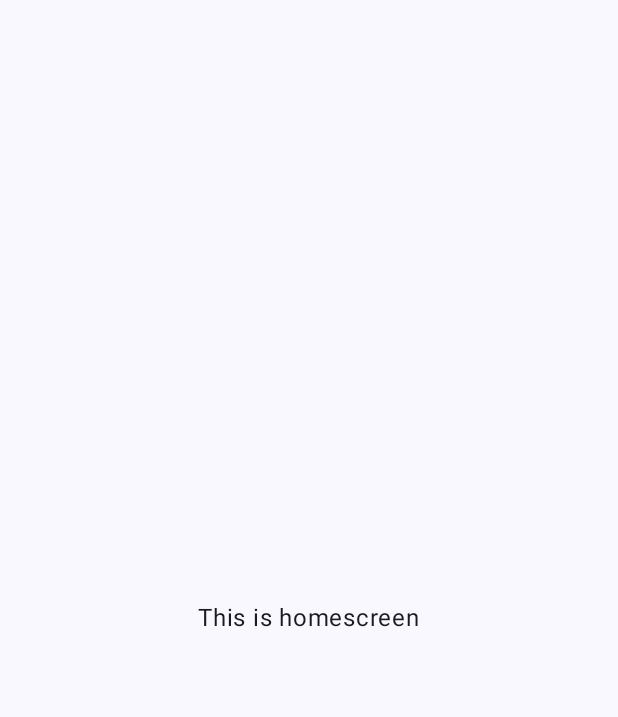
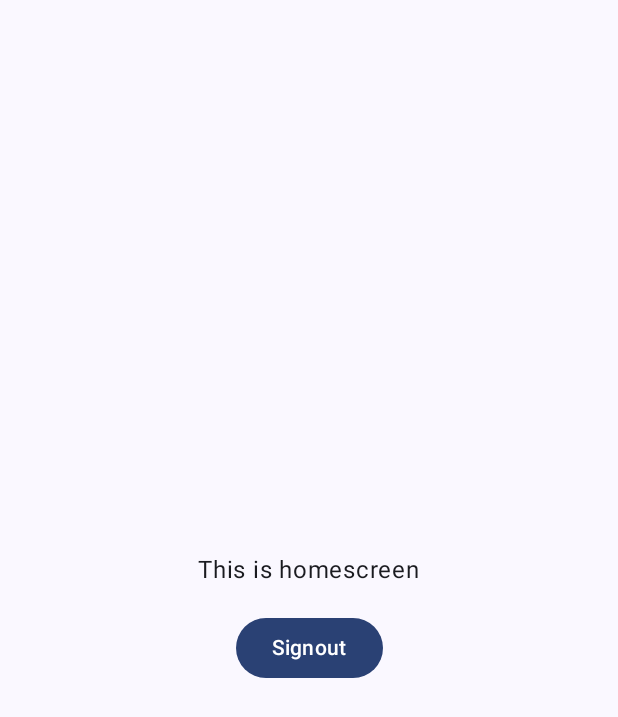
Before and after one commit to jarvis1704/Xetia-Bondhu, an Android app built with Jetpack Compose: the HomeScreen screen opened through its navigation route, on a phone screen of 412 x 824 dp. Before the commit the part shown is almost empty. Shown: the top 717 px of the screen. Run offline under Robolectric (Android 15) with nearby library versions, the phone set to English and light mode, and no system bars; our stand-ins replace Dagger/Hilt's generated code, Firebase (no records; nobody signed in at launch, a user with empty details on screens opened directly).

Commit message:
added signout logic

```diff
--- a/app/src/main/java/com/biprangshu/xetiabondhu/appui/HomeScreen.kt
+++ b/app/src/main/java/com/biprangshu/xetiabondhu/appui/HomeScreen.kt
@@ -2,15 +2,20 @@ package com.biprangshu.xetiabondhu.appui
 
 import androidx.compose.foundation.layout.Arrangement
 import androidx.compose.foundation.layout.Column
+import androidx.compose.foundation.layout.Spacer
 import androidx.compose.foundation.layout.fillMaxSize
+import androidx.compose.foundation.layout.height
+import androidx.compose.material3.Button
 import androidx.compose.material3.Text
 import androidx.compose.runtime.Composable
 import androidx.compose.ui.Alignment
 import androidx.compose.ui.Modifier
+import androidx.compose.ui.unit.dp
 
 @Composable
 fun HomeScreen(
-    modifier: Modifier = Modifier
+    modifier: Modifier = Modifier,
+    onSignoutClick: ()-> Unit
 ) {
     Column (
         modifier = modifier.fillMaxSize(),
@@ -18,5 +23,11 @@ fun HomeScreen(
         horizontalAlignment = Alignment.CenterHorizontally
     ){
         Text("This is homescreen")
+        Spacer(Modifier.height(16.dp))
+        Button(
+            onClick = onSignoutClick
+        ) {
+            Text("Signout")
+        }
     }
 }
--- a/app/src/main/java/com/biprangshu/xetiabondhu/navigation/Navigation.kt
+++ b/app/src/main/java/com/biprangshu/xetiabondhu/navigation/Navigation.kt
@@ -77,7 +77,11 @@ fun Navigation(
         startDestination = NavigationScreens.LOADINGSCREEN
     ) {
         composable(NavigationScreens.HOMESCREEN) {
-            HomeScreen()
+            HomeScreen(
+                onSignoutClick = {
+                    authViewModel.signOut()
+                }
+            )
         }
 
         composable (NavigationScreens.LOGINSCREEN){
```
Also changed, not shown: app/src/main/java/com/biprangshu/xetiabondhu/authentication/AuthViewModel.kt (+13 -0 lines).
